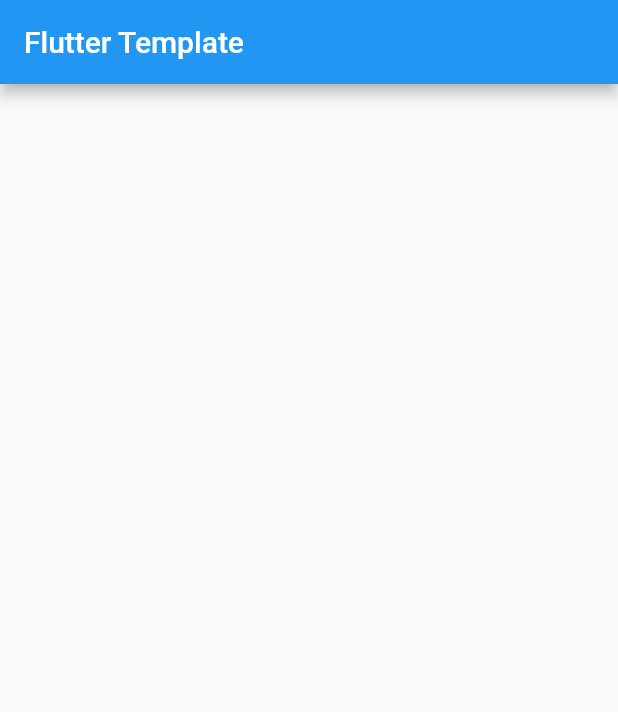
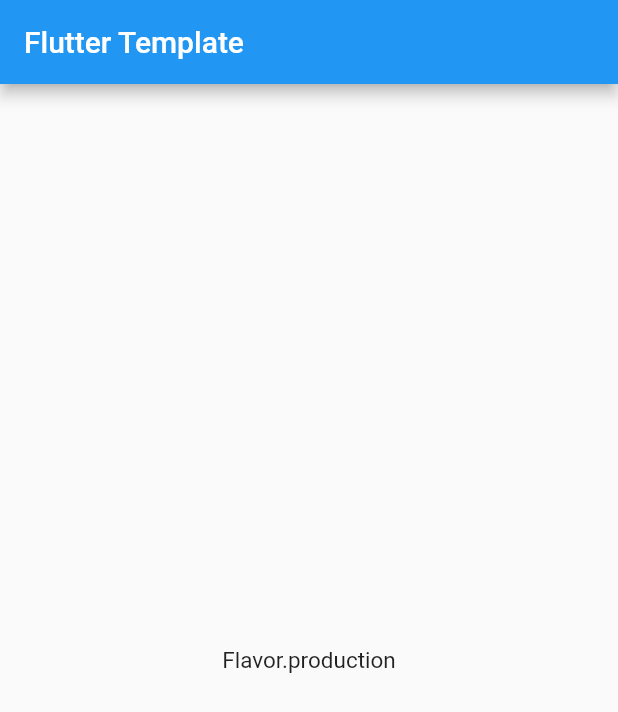
Before and after one commit to TatsukiIshijima/Flutter-Template, a Flutter app: the screen it shows after launch, on a phone screen of 412 x 824 dp. Shown: the top 712 px of the screen. Run offline on Flutter 3.47's test engine with Material 2 defaults, Android fonts, the phone set to English and light mode, and no system bars.

Commit message:
Provider導入

```diff
--- a/lib/main.dart
+++ b/lib/main.dart
@@ -1,6 +1,8 @@
 import 'package:flutter/material.dart';
 import 'package:fluttertemplete/app.dart';
+import 'package:fluttertemplete/flavor.dart';
+import 'package:provider/provider.dart';
 
 void main() {
-  runApp(App());
+  runApp(Provider<Flavor>.value(value: Flavor.production, child: App()));
 }
--- a/lib/main_development.dart
+++ b/lib/main_development.dart
@@ -1,6 +1,8 @@
 import 'package:flutter/material.dart';
 import 'package:fluttertemplete/app.dart';
+import 'package:fluttertemplete/flavor.dart';
+import 'package:provider/provider.dart';
 
 void main() {
-  runApp(App());
+  runApp(Provider<Flavor>.value(value: Flavor.development, child: App()));
 }
--- a/lib/main_staging.dart
+++ b/lib/main_staging.dart
@@ -1,6 +1,8 @@
 import 'package:flutter/material.dart';
 import 'package:fluttertemplete/app.dart';
+import 'package:fluttertemplete/flavor.dart';
+import 'package:provider/provider.dart';
 
 void main() {
-  runApp(App());
+  runApp(Provider<Flavor>.value(value: Flavor.staging, child: App()));
 }
--- a/lib/sample_page.dart
+++ b/lib/sample_page.dart
@@ -1,6 +1,8 @@
 import 'package:flutter/cupertino.dart';
 import 'package:flutter/material.dart';
+import 'package:fluttertemplete/flavor.dart';
 import 'package:fluttertemplete/localize/AppLocalizations.dart';
+import 'package:provider/provider.dart';
 
 class SamplePage extends StatelessWidget {
   @override
@@ -10,7 +12,7 @@ class SamplePage extends StatelessWidget {
         title: Text(AppLocalizations.of(context).title),
       ),
       body: Center(
-        child: Text(''),
+        child: Text(Provider.of<Flavor>(context).toString()),
       ),
     );
   }
--- a/pubspec.yaml
+++ b/pubspec.yaml
@@ -29,6 +29,7 @@ dependencies:
   # The following adds the Cupertino Icons font to your application.
   # Use with the CupertinoIcons class for iOS style icons.
   cupertino_icons: ^0.1.3
+  provider: ^4.1.3
 
 dev_dependencies:
   flutter_test:
```
Also changed, not shown: pubspec.lock.
